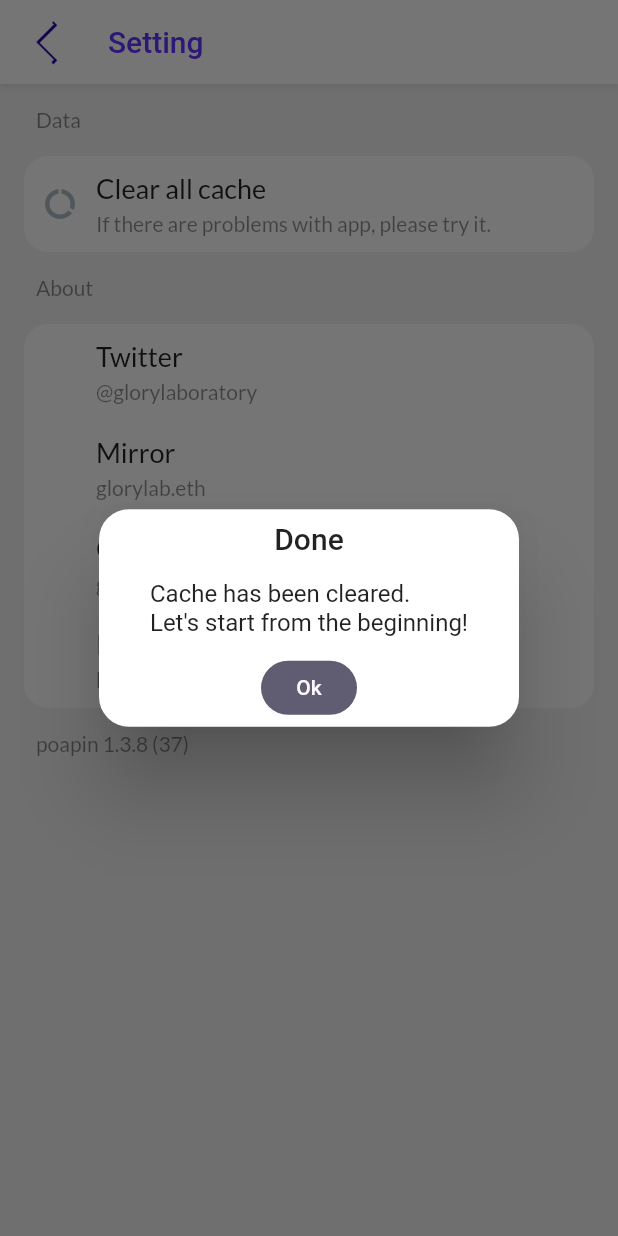
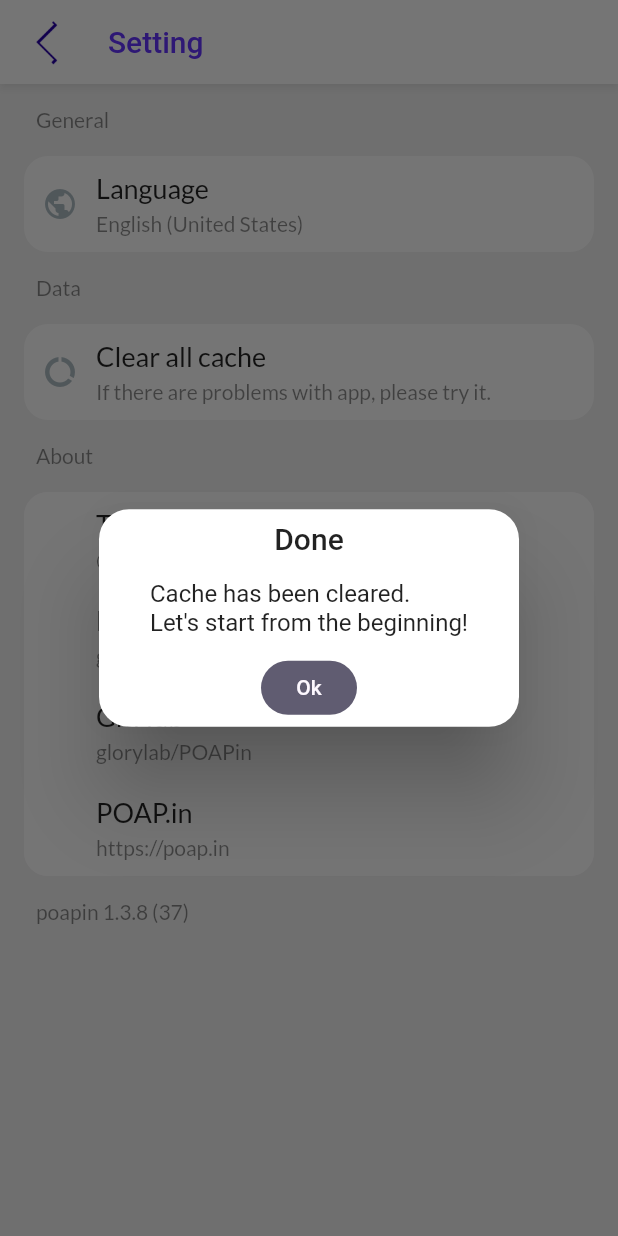
Before and after one commit to glorylab/POAPin, a Flutter app: the SettingPage screen opened by its route, after a tap on "Clear all cache", on a phone screen of 412 x 824 dp. Run offline on Flutter 3.47's test engine with Material 2 defaults, Android fonts, the phone set to English and light mode, and no system bars; our stand-ins replace dio, extended_image, firebase_analytics, firebase_auth, firebase_core, firebase_messaging and 22 more; missing offline and left inert: dash_painter, ens_dart, gradient_ui_widgets, we_slide, web3dart; accounts and stored records are empty; generated files the repository leaves out were written again; network calls fail; statements that could not run were skipped.

Commit message:
🌐 Add language selection dialog

```diff
--- a/lib/common/translations/locale_string.dart
+++ b/lib/common/translations/locale_string.dart
@@ -1,4 +1,5 @@
 import 'package:get/get.dart';
+import 'package:poapin/common/translations/languages/de.dart';
 import 'package:poapin/common/translations/languages/en_gb.dart';
 import 'package:poapin/common/translations/languages/en_us.dart';
 import 'package:poapin/common/translations/languages/es.dart';
@@ -17,9 +18,12 @@ import 'package:poapin/common/translations/languages/zh_tw.dart';
 class LocaleString extends Translations {
   @override
   Map<String, Map<String, String>> get keys => {
-        'de': JaTranslations.map, // [German](Deutsch)
+        /// Default Language
+        'en_US': EnUSTranslations.map, // [English] - United States
         'en_GB': EnGBTranslations.map, // [English] - United Kingdom
-        'en_US': EnUSTranslations.map, // [English] - United States
+
+        /// Sort by alphabetical order
+        'de': DeTranslations.map, // [German](Deutsch)
         'es': ESTranslations.map, // [Castellano](español)
         'fr': FRTranslations.map, // [French](français)
         'ja': JaTranslations.map, // [Japanese](日本語)
@@ -34,4 +38,15 @@ class LocaleString extends Translations {
             ZhHKTranslations.map, // [Traditional Chinese](繁体中文) - Hong Kong
         'zh_TW': ZhTWTranslations.map, // [Traditional Chinese](繁体中文) - Taiwan
       };
+
+  getAllLanguage() {
+    var languages = [];
+    keys.forEach((key, value) {
+      languages.add({
+        'locale': key,
+        'name': value['language_in_native'],
+      });
+    });
+    return languages;
+  }
 }
--- a/lib/ui/pages/setting/controller.dart
+++ b/lib/ui/pages/setting/controller.dart
@@ -11,6 +11,7 @@ import 'package:poapin/data/models/token.dart';
 import 'package:poapin/ui/controller.base.dart';
 import 'package:poapin/ui/pages/home/controller.dart';
 import 'package:poapin/ui/pages/me/controller.dart';
+import 'package:poapin/ui/pages/setting/components/dialog.languages.dart';
 import 'package:poapin/ui/pages/watchlist/controller.dart';
 
 class SettingController extends BaseController {
@@ -92,6 +93,10 @@ class SettingController extends BaseController {
     update();
   }
 
+  void setLanguage() {
+    Get.dialog(const LanguagesDialog());
+  }
+
   void clearAllCache() async {
     await Hive.box(prefBox).clear();
     await Hive.box<Account>(accountBox).clear();
--- a/lib/ui/pages/setting/page.dart
+++ b/lib/ui/pages/setting/page.dart
@@ -45,6 +45,16 @@ class SettingPage extends BasePage<SettingController> {
               EdgeInsets.symmetric(horizontal: getHorizontalPadding(context)),
           child: ListView(
             children: [
+              const _GroupTitle(title: 'General'),
+              SettingItem(
+                  title: 'Language',
+                  desc: 'English (United States)',
+                  icon: Icon(
+                    Icons.public_rounded,
+                    size: 24,
+                    color: Colors.blueGrey.withOpacity(0.5),
+                  ),
+                  onTap: controller.setLanguage),
               const _GroupTitle(title: 'Data'),
               SettingItem(
                   title: 'Clear all cache',
```
Also changed, not shown: lib/ui/pages/setting/components/dialog.languages.dart (added, +87 -0 lines).
